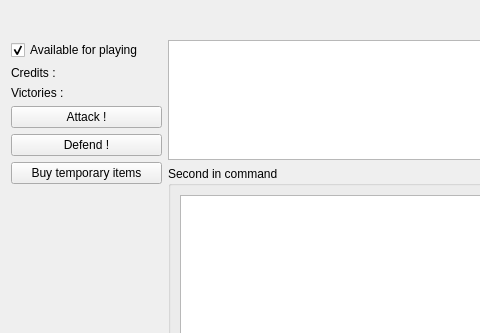
The window that src/_res/galacticwar/infopanel.ui (FAForever/client) describes before a commit, drawn with Qt 5; both pictures show x 0 to 480 and y 0 to 333 of the 821 by 627 pixel window.
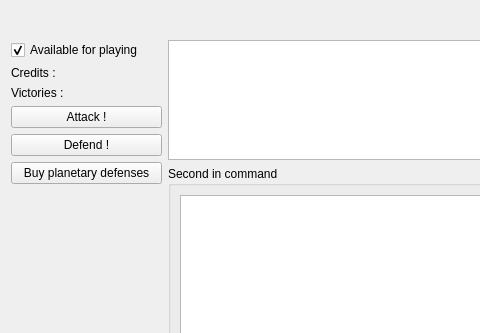
The same window after the commit.

Commit message: Handling planetary defenses.

Diff of the .ui file:
```diff
--- a/src/_res/galacticwar/infopanel.ui
+++ b/src/_res/galacticwar/infopanel.ui
@@ -177,7 +177,7 @@
      <item>
       <widget class="QPushButton" name="temporaryItemsButton">
        <property name="text">
-        <string>Buy temporary items</string>
+        <string>Buy planetary defenses</string>
        </property>
       </widget>
      </item>
```
Left out of the diff: 2 changed lines with no effect on the pictures. The commit also changes 11 other files.
